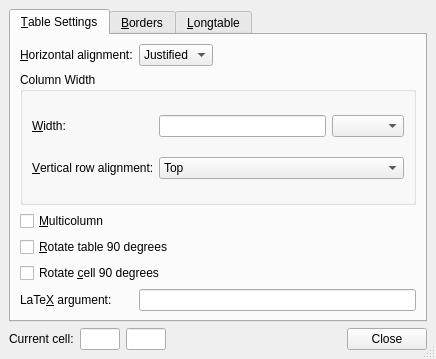
cburschka/lyx, file src/frontends/qt4/ui/TabularUi.ui: the form before one commit.
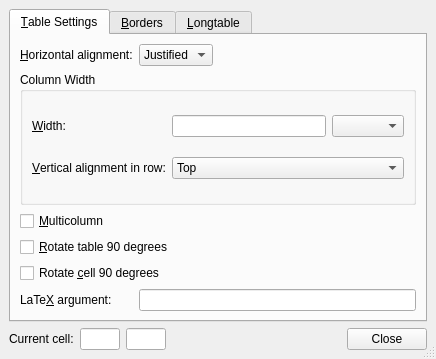
The form after the commit. Custom widgets are drawn as their Qt base class.

Commit message: * TabularUi.ui 	- descibe valign even more accurately.

Patch:
```diff
--- a/src/frontends/qt4/ui/TabularUi.ui
+++ b/src/frontends/qt4/ui/TabularUi.ui
@@ -107,7 +107,7 @@
           <item row="1" column="0" >
            <widget class="QLabel" name="vAlignCO" >
             <property name="text" >
-             <string>&amp;Vertical row alignment:</string>
+             <string>&amp;Vertical alignment in row:</string>
             </property>
             <property name="buddy" >
              <cstring>vAlignCB</cstring>
```
Left out of the diff: 2 changed lines with no effect on the pictures.
